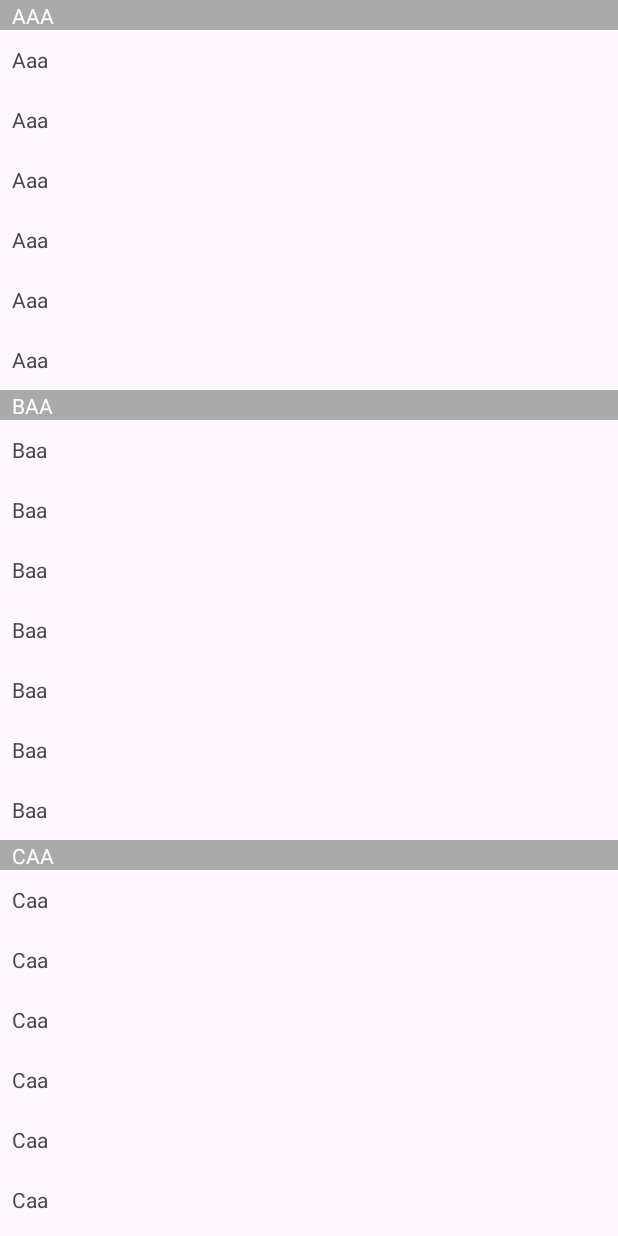
After one commit to mhshaheen/AndroidWidgetApp, an Android app: the StickHeaderActivity screen opened directly, with no data from a screen before it, on a phone screen of 412 x 824 dp. The commit adds this screen. Run offline under Robolectric (Android 15) with nearby library versions, the phone set to English and light mode, and no system bars; our stand-ins replace AdMob; pictures from the network do not load.

Commit message:
recyclerview sticky header activity

```diff
--- a/app/src/main/java/com/example/androidwidgetapp/MainActivity.kt
+++ b/app/src/main/java/com/example/androidwidgetapp/MainActivity.kt
@@ -11,6 +11,7 @@ import com.example.androidwidgetapp.googleBilling.GoogleBillingActivity
 import com.example.androidwidgetapp.interfaces.GenericInterfaceListener
 import com.example.androidwidgetapp.recyclerView.RecyclerViewActivity
 import com.example.androidwidgetapp.recyclerViewViewType.RVViewTypeActivity
+import com.example.androidwidgetapp.recyclerViewViewType.stickyHeaderType.StickHeaderActivity
 
 class MainActivity : AppCompatActivity() {
 
@@ -35,7 +36,7 @@ class MainActivity : AppCompatActivity() {
             "Google Billing",
             "Ad",
             "Recycler View View Type",
-            "Recycler View 5",
+            "Recycler View Sticky Header",
             "Recycler View 6",
             "Recycler View 7",
             "Recycler View 8",
@@ -67,6 +68,7 @@ class MainActivity : AppCompatActivity() {
             "Google Billing" -> { startActivity(Intent(this@MainActivity, GoogleBillingActivity::class.java)) }
             "Ad" -> { startActivity(Intent(this@MainActivity, AdActivity::class.java)) }
             "Recycler View View Type" -> { startActivity(Intent(this@MainActivity, RVViewTypeActivity::class.java)) }
+            "Recycler View Sticky Header" -> { startActivity(Intent(this@MainActivity, StickHeaderActivity::class.java)) }
         }
     }
 }
--- /dev/null
+++ b/app/src/main/java/com/example/androidwidgetapp/recyclerViewViewType/stickyHeaderType/StickHeaderActivity.kt
@@ -0,0 +1,68 @@
+package com.example.androidwidgetapp.recyclerViewViewType.stickyHeaderType
+
+import android.os.Bundle
+import androidx.appcompat.app.AppCompatActivity
+import androidx.recyclerview.widget.LinearLayoutManager
+import com.example.androidwidgetapp.databinding.ActivityStickyHeaderBinding
+
+class StickHeaderActivity : AppCompatActivity() {
+
+    private lateinit var binding: ActivityStickyHeaderBinding
+    override fun onCreate(savedInstanceState: Bundle?) {
+        super.onCreate(savedInstanceState)
+        binding = ActivityStickyHeaderBinding.inflate(layoutInflater)
+        setContentView(binding.root)
+
+        val adapter = UserAdapter(createDummyObjects())
+        binding.recyclerView.layoutManager = LinearLayoutManager(this)
+        binding.recyclerView.adapter = adapter
+        binding.recyclerView.addItemDecoration(StickyHeaderItemDecoration(adapter))
+    }
+
+    fun createDummyObjects(): List<User> {
+        val dummyObjects = ArrayList<User>()
+        for (i in 1..5) {  //Repeating to just create more objects to show the scroll.
+            dummyObjects += User("Aaa", -1, true)
+            dummyObjects += User("Aaa", -1, false)
+            dummyObjects += User("Aaa", -1, false)
+            dummyObjects += User("Aaa", -1, false)
+            dummyObjects += User("Aaa", -1, false)
+            dummyObjects += User("Aaa", -1, false)
+            dummyObjects += User("Aaa", -1, false)
+            dummyObjects += User("Baa", -1, true)
+            dummyObjects += User("Baa", -1, false)
+            dummyObjects += User("Baa", -1, false)
+            dummyObjects += User("Baa", -1, false)
+            dummyObjects += User("Baa", -1, false)
+            dummyObjects += User("Baa", -1, false)
+            dummyObjects += User("Baa", -1, false)
+            dummyObjects += User("Baa", -1, false)
+            dummyObjects += User("Caa", -1, true)
+            dummyObjects += User("Caa", -1, false)
+            dummyObjects += User("Caa", -1, false)
+            dummyObjects += User("Caa", -1, false)
+            dummyObjects += User("Caa", -1, false)
+            dummyObjects += User("Caa", -1, false)
+            dummyObjects += User("Caa", -1, false)
+            dummyObjects += User("Caa", -1, false)
+            dummyObjects += User("Caa", -1, false)
+            dummyObjects += User("Caa", -1, false)
+            dummyObjects += User("Caa", -1, false)
+            dummyObjects += User("Caa", -1, false)
+            dummyObjects += User("Caa", -1, false)
+            dummyObjects += User("Caa", -1, false)
+            dummyObjects += User("Caa", -1, false)
+            dummyObjects += User("Daa", -1, true)
+            dummyObjects += User("Daa", -1, false)
+            dummyObjects += User("Daa", -1, false)
+            dummyObjects += User("Daa", -1, false)
+            dummyObjects += User("Daa", -1, false)
+            dummyObjects += User("Daa", -1, false)
+            dummyObjects += User("Daa", -1, false)
+            dummyObjects += User("Daa", -1, false)
+            dummyObjects += User("Daa", -1, false)
+        }
+        return dummyObjects
+    }
+
+}
--- /dev/null
+++ b/app/src/main/java/com/example/androidwidgetapp/recyclerViewViewType/stickyHeaderType/StickyHeaderItemDecoration.kt
@@ -0,0 +1,131 @@
+package com.example.androidwidgetapp.recyclerViewViewType.stickyHeaderType
+
+import android.graphics.Canvas
+import android.view.LayoutInflater
+import android.view.View
+import android.view.ViewGroup
+import androidx.recyclerview.widget.RecyclerView
+
+class StickyHeaderItemDecoration(private val mListener: StickyHeaderInterface) :
+    RecyclerView.ItemDecoration() {
+
+    override fun onDrawOver(c: Canvas, parent: RecyclerView, state: RecyclerView.State) {
+        super.onDrawOver(c, parent, state)
+
+        val topChild = parent.getChildAt(0) ?: return
+
+        val topChildPosition = parent.getChildAdapterPosition(topChild)
+        if (topChildPosition == RecyclerView.NO_POSITION) {
+            return
+        }
+
+        val currentHeader = getHeaderViewForItem(topChildPosition, parent)
+        fixLayoutSize(parent, currentHeader)
+        val contactPoint = currentHeader.bottom
+        val childInContact = getChildInContact(parent, contactPoint) ?: return
+
+        if (mListener.isHeader(parent.getChildAdapterPosition(childInContact))) {
+            moveHeader(c, currentHeader, childInContact)
+            return
+        }
+
+        drawHeader(c, currentHeader)
+    }
+
+    private fun getHeaderViewForItem(itemPosition: Int, parent: RecyclerView): View {
+        val headerPosition = mListener.getHeaderPositionForItem(itemPosition)
+        val layoutResId = mListener.getHeaderLayout(headerPosition)
+        val header = LayoutInflater.from(parent.context).inflate(layoutResId, parent, false)
+        mListener.bindHeaderData(header, headerPosition)
+        return header
+    }
+
+    private fun drawHeader(c: Canvas, header: View) {
+        c.save()
+        c.translate(0f, 0f)
+        header.draw(c)
+        c.restore()
+    }
+
+    private fun moveHeader(c: Canvas, currentHeader: View, nextHeader: View) {
+        c.save()
+        c.translate(0f, (nextHeader.top - currentHeader.height).toFloat())
+        currentHeader.draw(c)
+        c.restore()
+    }
+
+    private fun getChildInContact(parent: RecyclerView, contactPoint: Int): View? {
+        var childInContact: View? = null
+        for (i in 0 until parent.childCount) {
+            val child = parent.getChildAt(i)
+            if (child.bottom > contactPoint) {
+                if (child.top <= contactPoint) {
+                    // This child overlaps the contactPoint
+                    childInContact = child
+                    break
+                }
+            }
+        }
+        return childInContact
+    }
+
+    /**
+     * Properly measures and layouts the top sticky header.
+     * @param parent ViewGroup: RecyclerView in this case.
+     */
+    private fun fixLayoutSize(parent: ViewGroup, view: View) {
+
+        // Specs for parent (RecyclerView)
+        val widthSpec = View.MeasureSpec.makeMeasureSpec(parent.width, View.MeasureSpec.EXACTLY)
+        val heightSpec =
+            View.MeasureSpec.makeMeasureSpec(parent.height, View.MeasureSpec.UNSPECIFIED)
+
+        // Specs for children (headers)
+        val childWidthSpec = ViewGroup.getChildMeasureSpec(
+            widthSpec,
+            parent.paddingLeft + parent.paddingRight,
+            view.layoutParams.width
+        )
+        val childHeightSpec = ViewGroup.getChildMeasureSpec(
+            heightSpec,
+            parent.paddingTop + parent.paddingBottom,
+            view.layoutParams.height
+        )
+
+        view.measure(childWidthSpec, childHeightSpec)
+
+        view.layout(0, 0, view.measuredWidth, view.measuredHeight)
+    }
+
+    interface StickyHeaderInterface {
+
+        /**
+         * This method gets called by [HeaderItemDecoration] to fetch the position of the header item in the adapter
+         * that is used for (represents) item at specified position.
+         * @param itemPosition int. Adapter's position of the item for which to do the search of the position of the header item.
+         * @return int. Position of the header item in the adapter.
+         */
+        fun getHeaderPositionForItem(itemPosition: Int): Int
+
+        /**
+         * This method gets called by [HeaderItemDecoration] to get layout resource id for the header item at specified adapter's position.
+         * @param headerPosition int. Position of the header item in the adapter.
+         * @return int. Layout resource id.
+         */
+        fun getHeaderLayout(headerPosition: Int): Int
+
+        /**
+         * This method gets called by [HeaderItemDecoration] to setup the header View.
+         * @param header View. Header to set the data on.
+         * @param headerPosition int. Position of the header item in the adapter.
+         */
+        fun bindHeaderData(header: View, headerPosition: Int)
+
+        /**
+         * This method gets called by [HeaderItemDecoration] to verify whether the item represents a header.
+         * @param itemPosition int.
+         * @return true, if item at the specified adapter's position represents a header.
+         */
+        fun isHeader(itemPosition: Int): Boolean
+    }
+}
--- /dev/null
+++ b/app/src/main/java/com/example/androidwidgetapp/recyclerViewViewType/stickyHeaderType/User.kt
@@ -0,0 +1,3 @@
+package com.example.androidwidgetapp.recyclerViewViewType.stickyHeaderType
+
+data class User(val name: String, val dateOfBirth: Long, val header: Boolean)
--- /dev/null
+++ b/app/src/main/java/com/example/androidwidgetapp/recyclerViewViewType/stickyHeaderType/UserAdapter.kt
@@ -0,0 +1,84 @@
+package com.example.androidwidgetapp.recyclerViewViewType.stickyHeaderType
+
+import android.view.LayoutInflater
+import android.view.View
+import android.view.ViewGroup
+import android.widget.TextView
+import androidx.constraintlayout.widget.ConstraintLayout
+import androidx.recyclerview.widget.RecyclerView
+import com.example.androidwidgetapp.R
+
+const val TYPE_HEADER = 0
+const val TYPE_ITEM = 1
+
+class UserAdapter(val users: List<User>) : RecyclerView.Adapter<RecyclerView.ViewHolder>(),
+    StickyHeaderItemDecoration.StickyHeaderInterface {
+
+    override fun isHeader(itemPosition: Int): Boolean {
+        return users[itemPosition].header
+    }
+
+    override fun bindHeaderData(header: View, headerPosition: Int) {
+        ((header as ConstraintLayout).getChildAt(0) as TextView).text =
+            users[headerPosition].name
+    }
+
+    override fun getHeaderLayout(headerPosition: Int): Int {
+        return R.layout.row_header
+    }
+
+    override fun getHeaderPositionForItem(itemPosition: Int): Int {
+        var headerPosition = 0
+        var position = itemPosition
+        do {
+            if (this.isHeader(position)) {
+                headerPosition = position
+                break
+            }
+            position -= 1
+        } while (position >= 0)
+        return headerPosition
+    }
+
+    override fun onCreateViewHolder(parent: ViewGroup, viewType: Int): RecyclerView.ViewHolder {
+        return if (viewType == TYPE_HEADER) {
+            ViewHolderHeader(
+                LayoutInflater.from(parent.context)
+                    .inflate(R.layout.row_header, parent, false)
+            )
+        } else {
+            ViewHolder(
+                LayoutInflater.from(parent.context)
+                    .inflate(R.layout.row_user_item, parent, false)
+            )
+        }
+    }
+
+    override fun getItemCount() = users.size
+
+    override fun onBindViewHolder(holder: RecyclerView.ViewHolder, position: Int) {
+        if (holder is ViewHolder) {
+            holder.nameView.text = users[position].name
+        } else if (holder is ViewHolderHeader) {
+            holder.headerView.text = users[position].name
+        }
+    }
+
+
+    override fun getItemViewType(position: Int): Int {
+        return if (users[position].header) {
+            TYPE_HEADER
+        } else {
+            TYPE_ITEM
+        }
+    }
+
+    class ViewHolder(view: View) : RecyclerView.ViewHolder(view) {
+        val nameView = view.findViewById(R.id.nameView) as TextView
+    }
+
+    class ViewHolderHeader(view: View) : RecyclerView.ViewHolder(view) {
+        val headerView = view.findViewById(R.id.headerView) as TextView
+    }
+
+}
--- /dev/null
+++ b/app/src/main/java/com/example/androidwidgetapp/utils/Utils.kt
@@ -0,0 +1,12 @@
+package com.example.androidwidgetapp.utils
+
+import android.graphics.Typeface
+import android.widget.TextView
+
+fun TextView.asFontAwesome(isSolid: Boolean = true) {
+    this.typeface =
+        Typeface.createFromAsset(
+            context.applicationContext.assets,
+            if (isSolid) "fonts/fa_solid5.ttf" else "fonts/fa_regular5.ttf"
+        )
+}
--- /dev/null
+++ b/app/src/main/res/drawable/bg_circle_pink.xml
@@ -0,0 +1,5 @@
+<?xml version="1.0" encoding="utf-8"?>
+<shape xmlns:android="http://schemas.android.com/apk/res/android" android:shape="oval">
+
+    <solid android:color="#4c7e90" />
+</shape>
--- /dev/null
+++ b/app/src/main/res/layout/activity_sticky_header.xml
@@ -0,0 +1,17 @@
+<?xml version="1.0" encoding="utf-8"?>
+<androidx.constraintlayout.widget.ConstraintLayout xmlns:android="http://schemas.android.com/apk/res/android"
+    xmlns:app="http://schemas.android.com/apk/res-auto"
+    xmlns:tools="http://schemas.android.com/tools"
+    android:layout_width="match_parent"
+    android:layout_height="match_parent"
+    tools:context=".recyclerViewViewType.stickyHeaderType.StickHeaderActivity">
+
+    <androidx.recyclerview.widget.RecyclerView
+        android:id="@+id/recyclerView"
+        android:layout_width="match_parent"
+        android:layout_height="match_parent"
+        app:layout_constraintEnd_toEndOf="parent"
+        app:layout_constraintStart_toStartOf="parent"
+        app:layout_constraintTop_toTopOf="parent" />
+
+</androidx.constraintlayout.widget.ConstraintLayout>
--- /dev/null
+++ b/app/src/main/res/layout/row_header.xml
@@ -0,0 +1,25 @@
+<?xml version="1.0" encoding="utf-8"?>
+<androidx.constraintlayout.widget.ConstraintLayout xmlns:android="http://schemas.android.com/apk/res/android"
+    xmlns:app="http://schemas.android.com/apk/res-auto"
+    xmlns:tools="http://schemas.android.com/tools"
+    android:layout_width="match_parent"
+    android:layout_height="20dp"
+    android:background="@android:color/darker_gray">
+
+    <TextView
+        android:id="@+id/headerView"
+        android:layout_width="0dp"
+        android:layout_height="wrap_content"
+        android:layout_marginStart="8dp"
+        android:layout_marginTop="8dp"
+        android:layout_marginEnd="8dp"
+        android:layout_marginBottom="8dp"
+        android:gravity="center_vertical|start"
+        android:text="Header"
+        android:textAllCaps="true"
+        android:textColor="@android:color/white"
+        app:layout_constraintBottom_toBottomOf="parent"
+        app:layout_constraintEnd_toEndOf="parent"
+        app:layout_constraintStart_toStartOf="parent"
+        app:layout_constraintTop_toTopOf="parent" />
+</androidx.constraintlayout.widget.ConstraintLayout>
--- /dev/null
+++ b/app/src/main/res/layout/row_user_item.xml
@@ -0,0 +1,22 @@
+<?xml version="1.0" encoding="utf-8"?>
+<androidx.constraintlayout.widget.ConstraintLayout xmlns:android="http://schemas.android.com/apk/res/android"
+    xmlns:app="http://schemas.android.com/apk/res-auto"
+    xmlns:tools="http://schemas.android.com/tools"
+    android:layout_width="match_parent"
+    android:layout_height="40dp">
+
+    <TextView
+        android:id="@+id/nameView"
+        android:layout_width="0dp"
+        android:layout_height="0dp"
+        android:layout_marginStart="8dp"
+        android:layout_marginTop="8dp"
+        android:layout_marginEnd="8dp"
+        android:layout_marginBottom="8dp"
+        android:gravity="center_vertical"
+        android:text="TextView"
+        app:layout_constraintBottom_toBottomOf="parent"
+        app:layout_constraintEnd_toEndOf="parent"
+        app:layout_constraintStart_toStartOf="parent"
+        app:layout_constraintTop_toTopOf="parent" />
+</androidx.constraintlayout.widget.ConstraintLayout>
```
Also changed, not shown: app/src/main/AndroidManifest.xml (+7 -2 lines), app/src/main/res/font/fa_regular5.ttf (added), app/src/main/res/font/fa_solid5.ttf (added).
